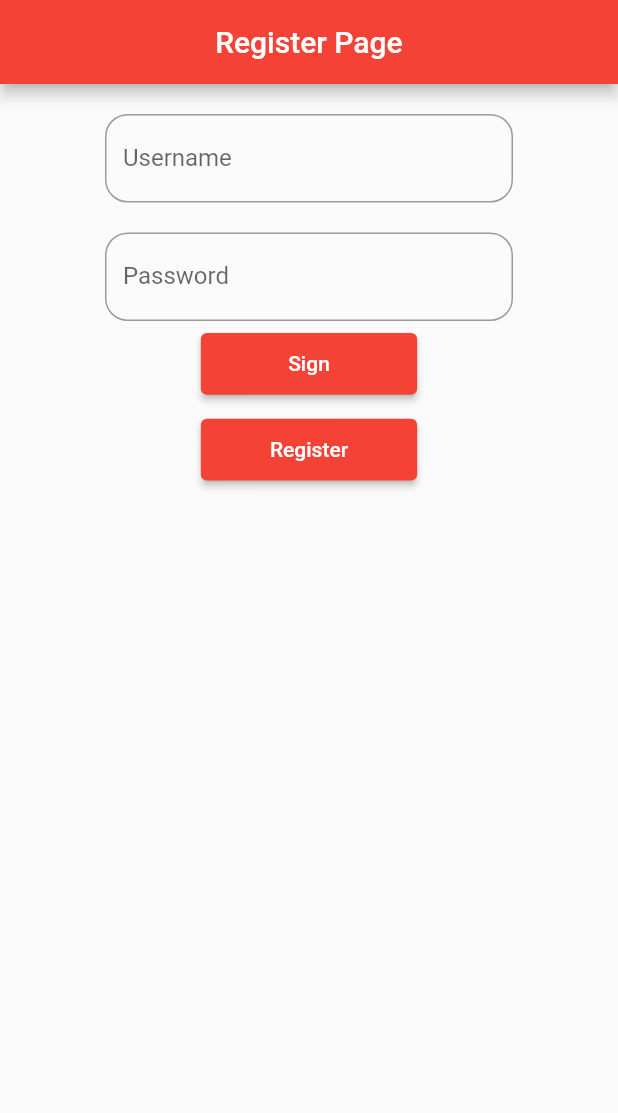
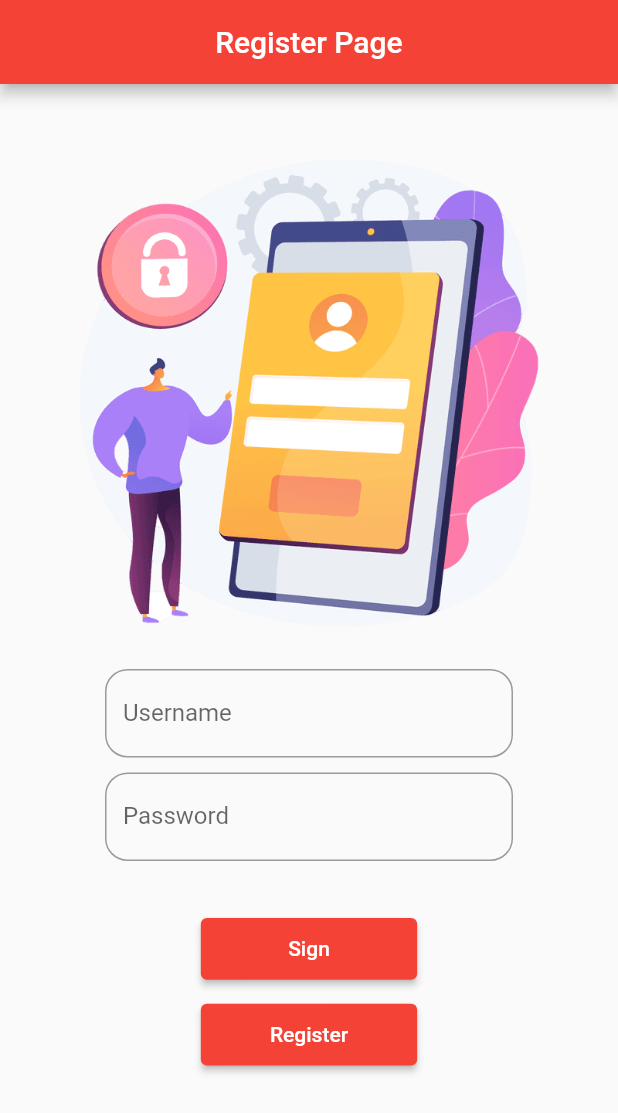
Before and after one commit to algorr/simple-note, a Flutter app: the screen it shows after launch, on a phone screen of 412 x 824 dp. Shown: the top 1113 px of the screen. Run offline on Flutter 3.47's test engine with Material 2 defaults, Android fonts, the phone set to English and light mode, and no system bars; our stand-ins replace equatable, flutter_bloc, hive, hive_flutter; accounts and stored records are empty.

Commit message:
auth_view
auth_view updated

```diff
--- /dev/null
+++ b/lib/consts/main_consts.dart
@@ -0,0 +1,3 @@
+class MainConsts {
+  static const String title = 'Notty';
+}
--- a/lib/consts/task_page_consts.dart
+++ b/lib/consts/task_page_consts.dart
@@ -1,7 +1,7 @@
 import 'package:flutter/material.dart';
 
 class TaskPageTextConsts {
-  static const appbarTitle = 'Task Page';
+  static const appbarTitle = 'Tasks';
 }
 
 class TaskPageIconConsts{
--- a/lib/main.dart
+++ b/lib/main.dart
@@ -1,11 +1,11 @@
 import 'package:flutter/material.dart';
 import 'package:flutter_bloc/flutter_bloc.dart';
 import 'package:hive_flutter/adapters.dart';
-import 'package:untitled/blocs/home_bloc.dart';
+import 'package:untitled/consts/main_consts.dart';
 import 'package:untitled/services/authentication_service.dart';
 import 'package:untitled/services/task_service.dart';
+import 'package:untitled/viewmodel/home_bloc.dart';
 import 'view/bloc_logic.dart';
-
 
 void main() async {
   await Hive.initFlutter();
@@ -24,7 +24,7 @@ class MyApp extends StatelessWidget {
         RepositoryProvider(create: (context) => TaskService()),
       ],
       child: MaterialApp(
-        title: 'Hive & Bloc',
+        title: MainConsts.title,
         debugShowCheckedModeBanner: false,
         theme: _themeOfApp(),
         home: BlocProvider(
--- a/lib/view/auth_page.dart
+++ b/lib/view/auth_page.dart
@@ -2,7 +2,7 @@ import 'package:flutter/material.dart';
 import 'package:flutter_bloc/flutter_bloc.dart';
 import 'package:untitled/consts/auth_page_consts.dart';
 import 'package:untitled/widgets/auth_button.dart';
-import '../blocs/home_bloc.dart';
+import '../viewmodel/home_bloc.dart';
 
 class AuthPage extends StatelessWidget {
   const AuthPage({Key? key}) : super(key: key);
@@ -16,25 +16,38 @@ class AuthPage extends StatelessWidget {
         title: const Text(AuthPageConsts.appBarTitle),
         centerTitle: true,
       ),
-      body: Column(
+      body: Stack(
+        children: [
+          Image.asset('assets/images/auth.png'),
+          Padding(
+            padding: const EdgeInsets.only(top: 350),
+            child: Column(
               children: [
                 Padding(
-            padding: const EdgeInsets.symmetric(horizontal: 70,vertical: 20),
+                  padding: const EdgeInsets.only(left: 70, right: 70, top: 40),
                   child: TextField(
+                    keyboardType: TextInputType.name,
                     controller: usernameController,
-              decoration:  InputDecoration(border: OutlineInputBorder(borderRadius: BorderRadius.circular(15)),
+                    decoration: InputDecoration(
+                        border: OutlineInputBorder(
+                            borderRadius: BorderRadius.circular(15)),
                         labelText: AuthPageConsts.usernameLabelText),
-              onTap: () {},
                   ),
                 ),
                 Padding(
-            padding: const EdgeInsets.symmetric(horizontal: 70),
+                  padding: const EdgeInsets.only(left: 70, right: 70, top: 10),
                   child: TextField(
                     controller: passwordController,
-              decoration:  InputDecoration(border:  OutlineInputBorder(borderRadius: BorderRadius.circular(15)),
+                    keyboardType: TextInputType.visiblePassword,
+                    obscureText: true,
+                    decoration: InputDecoration(
+                        border: OutlineInputBorder(
+                            borderRadius: BorderRadius.circular(15)),
                         labelText: AuthPageConsts.passwordLabelText),
-              onTap: () {},
                   ),
+                ),
+                const SizedBox(
+                  height: 30,
                 ),
                 AuthButton(
                     buttonText: AuthPageConsts.signButtonTitle,
@@ -52,6 +65,9 @@ class AuthPage extends StatelessWidget {
                     }),
               ],
             ),
+          ),
+        ],
+      ),
     );
   }
 }
--- a/lib/view/bloc_logic.dart
+++ b/lib/view/bloc_logic.dart
@@ -1,12 +1,9 @@
 import 'package:flutter/material.dart';
 import 'package:flutter_bloc/flutter_bloc.dart';
-import 'package:hive/hive.dart';
-import 'package:untitled/blocs/home_bloc.dart';
 import 'package:untitled/view/auth_page.dart';
-import 'package:untitled/view/home_page.dart';
 import 'package:untitled/view/task_page.dart';
-import '../models/user.dart';
-import '../services/authentication_service.dart';
+import '../viewmodel/home_bloc.dart';
+
 
 class BlocLogic extends StatefulWidget {
   const BlocLogic({Key? key}) : super(key: key);
@@ -21,14 +18,19 @@ class _BlocLogicState extends State<BlocLogic> {
     return Scaffold(
       body: BlocConsumer<HomeBloc, HomeState>(
         listener: (context, state) {
+          print(state);
           if (state is LoginState) {
             Navigator.of(context).push(MaterialPageRoute(
                 builder: (context) => TaskPage(user: state.username)));
           }
         },
         builder: (context, state) {
+          print(state);
+          if (state is LoginState) {
+          return  TaskPage(user: state.username,);
+          }
           if (state is HomeInitial) {
-          return AuthPage();
+          return const AuthPage();
           }
           return const AuthPage();
         },
--- a/lib/blocs/home_bloc.dart
+++ b/lib/viewmodel/home_bloc.dart
@@ -4,7 +4,6 @@ import '../services/authentication_service.dart';
 import '../services/task_service.dart';
 
 part 'home_event.dart';
-
 part 'home_state.dart';
 
 class HomeBloc extends Bloc<HomeEvent, HomeState> {
@@ -24,7 +23,7 @@ class HomeBloc extends Bloc<HomeEvent, HomeState> {
     });
 
     on<HomeInitialEvent>((event, emit) {
-      emit(HomeInitial());
+      emit(const HomeInitial());
     });
 
     //in registerstate this'll broadcast
--- a/pubspec.yaml
+++ b/pubspec.yaml
@@ -65,8 +65,8 @@ flutter:
   uses-material-design: true
 
   # To add assets to your application, add an assets section, like this:
-  # assets:
-  #   - images/a_dot_burr.jpeg
+  assets:
+    - assets/images/
   #   - images/a_dot_ham.jpeg
 
   # An image asset can refer to one or more resolution-specific "variants", see
```
Also changed, not shown: lib/view/home_page.dart (+9 -22 lines), lib/view/profile_page.dart (added, +89 -0 lines), lib/view/task_page.dart (+8 -9 lines), lib/widgets/create_new_task.dart (+7 -7 lines), lib/widgets/custom_text_form_field.dart (added, +66 -0 lines), assets/images/auth.png (added), assets/images/person.jpg (added), lib/services/authentication_service.dart (line endings or trailing spaces), lib/viewmodel/home_event.dart (renamed from lib/blocs/home_event.dart), lib/viewmodel/home_state.dart (renamed from lib/blocs/home_state.dart), lib/viewmodel/task_bloc.dart (renamed from lib/blocs/task_bloc.dart), lib/viewmodel/task_event.dart (renamed from lib/blocs/task_event.dart), lib/viewmodel/task_state.dart (renamed from lib/blocs/task_state.dart). Lines whose indentation alone changed are shown as unchanged.
